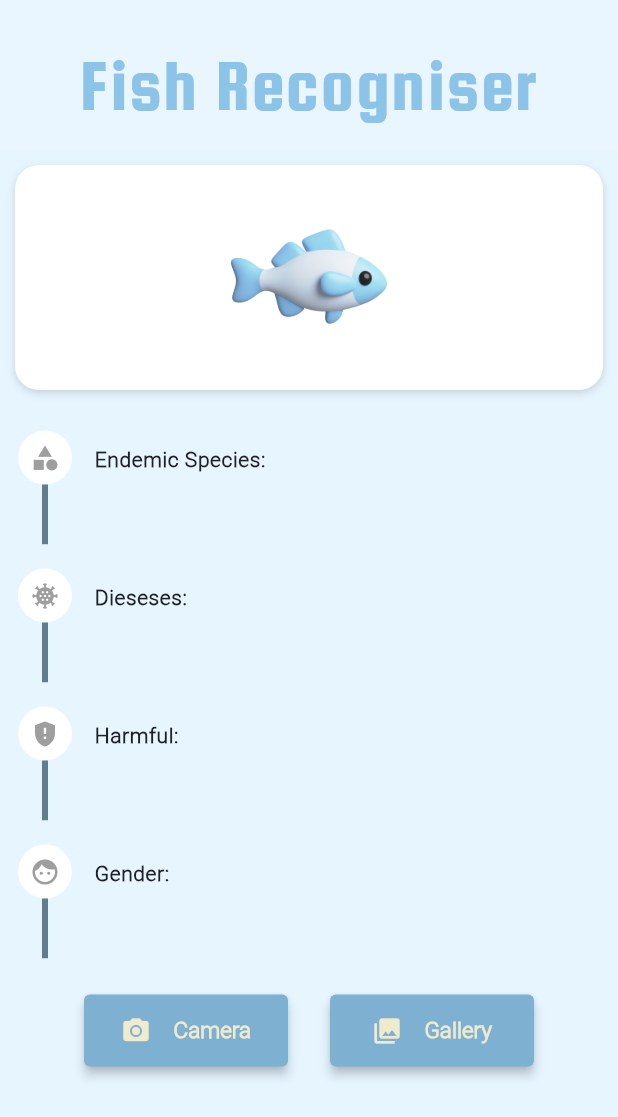
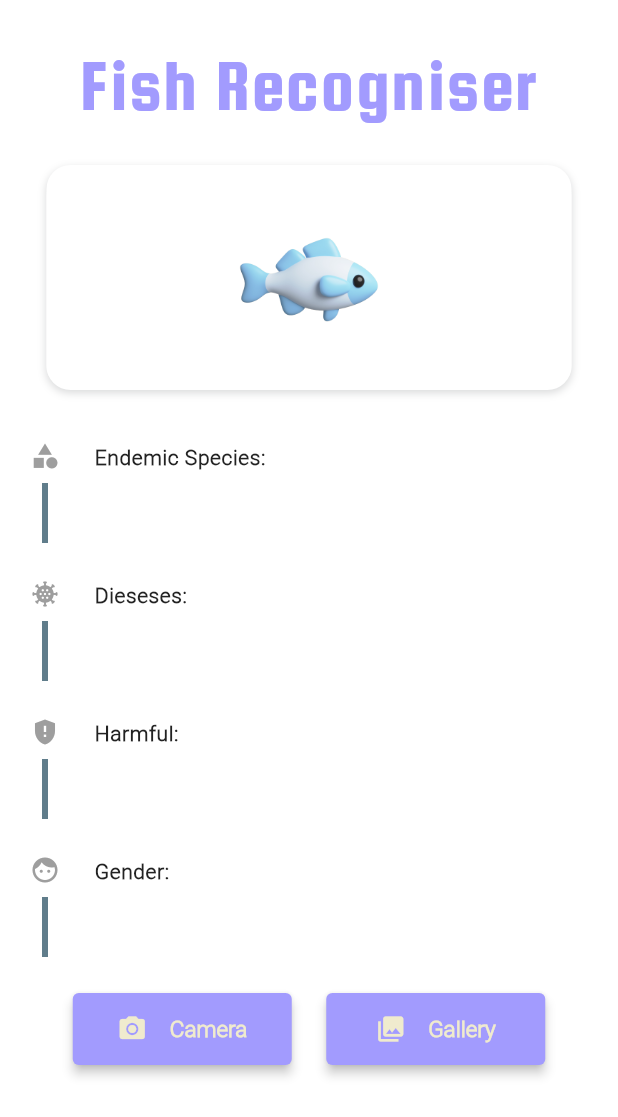
Before and after one commit to akilaanjanadissanayaka/Fish_Recognizer, a Flutter app: the screen it shows after launch, on a phone screen of 412 x 824 dp. Shown: the top 1117 px of the screen. Run offline on Flutter 3.47's test engine with Material 2 defaults, Android fonts, the phone set to English and light mode, and no system bars; our stand-ins replace image_picker; missing offline and left inert: tflite_flutter, tflite_flutter_helper.

Commit message:
change structure

```diff
--- a/lib/styles.dart
+++ b/lib/styles.dart
@@ -6,7 +6,7 @@ const kDisplayFont = 'SquadaOne';
 
 const kColorGreen = Color(0xFF395144);
 const kColorLightGreen = Color(0XFF4E6C50);
-const kColorBrown = Color(0xFF7EB0D2);
+const kColorBrown = Color( 0xFFA29BFE);
 const kColorLightYellow = Color(0xFFF0EBCE);
 
 const kColorRed = Color(0xFFD96666);
@@ -25,7 +25,9 @@ const kTitleTextStyle = TextStyle(
   fontFamily: kDisplayFont,
   fontSize: 50.0,
   letterSpacing: 1.0,
-  color: Color(0xFF8CC3E9),
+  // color: Color(0xFF8CC3E9),
+  color: Color( 0xFFA29BFE),
+
   decoration: TextDecoration.none,
 );
 
--- a/lib/widget/endermic_species.dart
+++ b/lib/widget/endermic_species.dart
@@ -246,7 +246,8 @@ class _PlantRecogniserState extends State<PlantRecogniser> {
       onTap: () => FocusScope.of(context).requestFocus(_unfocusNode),
       child: Scaffold(
         key: scaffoldKey,
-        backgroundColor: Color.fromARGB(255, 230, 245, 255),
+        backgroundColor: Color.fromARGB(255, 255, 255, 255),
+        // backgroundColor: Color.fromARGB(255, 230, 245, 255),
         appBar: PreferredSize(
           preferredSize: Size.fromHeight(100),
           child: AppBar(
@@ -280,6 +281,7 @@ class _PlantRecogniserState extends State<PlantRecogniser> {
           children: [
             Expanded(
               child: SingleChildScrollView(
+                child: Center(
                   child: Column(
                     mainAxisSize: MainAxisSize.max,
                     children: [
@@ -287,8 +289,10 @@ class _PlantRecogniserState extends State<PlantRecogniser> {
                         children: [
                           Padding(
                             padding: EdgeInsets.all(10),
+                            child: Center(
                               child: Container(
                                 height: 150,
+                                width: 350,
                                 decoration: BoxDecoration(
                                   color: Colors.white,
                                   boxShadow: const [
@@ -303,6 +307,7 @@ class _PlantRecogniserState extends State<PlantRecogniser> {
                                     bottomRight: Radius.circular(16),
                                     topLeft: Radius.circular(16),
                                     topRight: Radius.circular(16),
+                                  ),
                                 ),
                               ),
                             ),
@@ -325,7 +330,9 @@ class _PlantRecogniserState extends State<PlantRecogniser> {
                       Container(
                         width: double.infinity,
                         decoration: BoxDecoration(
-                        color: Color.fromARGB(255, 230, 245, 255),
+                          // color: Color.fromARGB(255, 230, 245, 255),
+                          color: Color.fromARGB(255, 255, 255, 255),
+
                         ),
                         child: Column(
                           children: [
@@ -338,7 +345,7 @@ class _PlantRecogniserState extends State<PlantRecogniser> {
                                   source: ImageSource.camera,
                                   icon: Icons.camera_alt,
                                 ),
-                              const SizedBox(width: 20),
+                                const SizedBox(width: 15),
                                 _buildPickPhotoButton(
                                   title: 'Gallery',
                                   source: ImageSource.gallery,
@@ -350,6 +357,7 @@ class _PlantRecogniserState extends State<PlantRecogniser> {
                         ),
                       ),
                     ],
+                  ),
                 ),
               ),
             ),
@@ -431,7 +439,7 @@ class _PlantRecogniserState extends State<PlantRecogniser> {
       child: TextButton(
         onPressed: () => _onPickPhoto(source),
         child: Container(
-          width: 120,
+          width: 130,
           // height: 30,
           color: kColorBrown,
           child: Center(
@@ -647,7 +655,9 @@ class _PlantRecogniserState extends State<PlantRecogniser> {
               Container(
                 width: double.infinity,
                 decoration: BoxDecoration(
-                  color: Color.fromARGB(255, 230, 245, 255),
+                  // color: Color.fromARGB(255, 230, 245, 255),
+                  color: Color.fromARGB(255, 255, 255, 255),
+
                 ),
                 child: Padding(
                   padding: EdgeInsetsDirectional.fromSTEB(12, 12, 12, 0),
@@ -730,7 +740,8 @@ class _PlantRecogniserState extends State<PlantRecogniser> {
               Container(
                 width: double.infinity,
                 decoration: BoxDecoration(
-                  color: Color.fromARGB(255, 230, 245, 255),
+                  // color: Color.fromARGB(255, 230, 245, 255),
+                  color: Color.fromARGB(255, 255, 255, 255),
                 ),
                 child: Padding(
                   padding: EdgeInsetsDirectional.fromSTEB(12, 12, 12, 0),
@@ -811,7 +822,8 @@ class _PlantRecogniserState extends State<PlantRecogniser> {
               Container(
                 width: double.infinity,
                 decoration: BoxDecoration(
-                  color: Color.fromARGB(255, 230, 245, 255),
+                  // color: Color.fromARGB(255, 230, 245, 255),
+                  color: Color.fromARGB(255, 255, 255, 255),
                 ),
                 child: Padding(
                   padding: EdgeInsetsDirectional.fromSTEB(12, 12, 12, 0),
@@ -892,7 +904,8 @@ class _PlantRecogniserState extends State<PlantRecogniser> {
               Container(
                 width: double.infinity,
                 decoration: BoxDecoration(
-                  color: Color.fromARGB(255, 230, 245, 255),
+                  // color: Color.fromARGB(255, 230, 245, 255),
+                  color: Color.fromARGB(255, 255, 255, 255),
                 ),
                 child: Padding(
                   padding: EdgeInsetsDirectional.fromSTEB(12, 12, 12, 0),
--- a/lib/widget/fish_photo_view.dart
+++ b/lib/widget/fish_photo_view.dart
@@ -10,6 +10,17 @@ class PlantPhotoView extends StatelessWidget {
   @override
   Widget build(BuildContext context) {
     return Padding(
+      padding: EdgeInsetsDirectional.fromSTEB(0, 10, 0, 0),
+      child: Center(
+        child: Container(
+          width: 350,
+          height: 135,
+          decoration: BoxDecoration(
+            color: Colors.white70,
+            borderRadius: BorderRadius.circular(10),
+          ),
+          child: Center(
+            child: Padding(
               padding: const EdgeInsets.all(8.0),
               child: Center(
                 child: Container(
@@ -27,6 +38,10 @@ class PlantPhotoView extends StatelessWidget {
                         ),
                 ),
               ),
+            ),
+          ),
+        ),
+      ),
     );
   }
 
```
Lines whose indentation alone changed are shown as unchanged.
